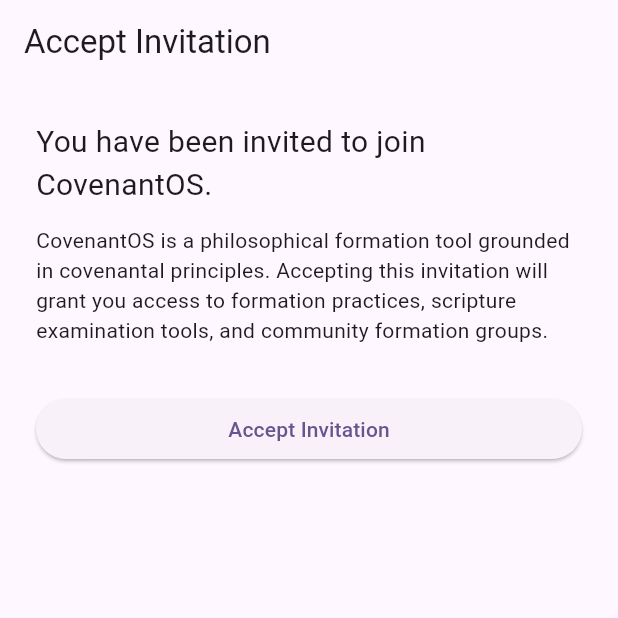
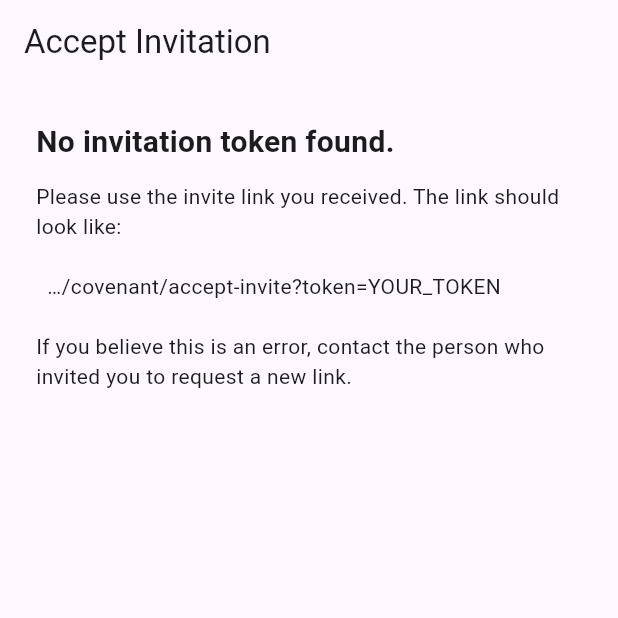
Before and after one commit to boshields-blip/CovenantOS, a Flutter app: the AcceptInviteScreen screen opened by its route, on a phone screen of 412 x 824 dp, the top half of it. Run offline on Flutter 3.47's test engine with Material 3 defaults, Android fonts, the phone set to English and light mode, and no system bars; our stand-ins replace go_router, supabase_flutter; accounts and stored records are empty.

Commit message:
PR3.5: close Covenant Slice A parity gaps after PlumbLineOS PR3 cutover

```diff
--- a/lib/app/screens/covenant_home_screen.dart
+++ b/lib/app/screens/covenant_home_screen.dart
@@ -47,14 +47,14 @@ class CovenantHomeScreen extends StatelessWidget {
               title: 'Language Module',
               subtitle: 'Covenantal vocabulary and formation language',
               icon: Icons.translate,
-              onTap: null,
+              onTap: () => context.go('/covenant/language'),
             ),
             const SizedBox(height: 8),
             _NavCard(
               title: 'Covenant Forum',
               subtitle: 'Community discussion and formation dialogue',
               icon: Icons.forum,
-              onTap: null,
+              onTap: () => context.go('/covenant/forum'),
             ),
           ],
         ),
--- a/lib/features/covenant_onboarding/presentation/screens/accept_invite_screen.dart
+++ b/lib/features/covenant_onboarding/presentation/screens/accept_invite_screen.dart
@@ -1,12 +1,25 @@
 import 'package:flutter/material.dart';
 import 'package:go_router/go_router.dart';
 
+import '../../../../core/config/app_config.dart';
 import '../../data/repositories/invite_repository.dart';
 
 /// Screen presented to a user who arrives via a covenant invite link.
 ///
 /// The invite token is typically extracted from the deep-link URL by
 /// [CovenantRouter] and passed as a query parameter.
+///
+/// ## Guard behaviour
+///
+/// - **Empty token**: If no token is present in the URL, the screen shows a
+///   clear "no invite token" message. No backend call is attempted.
+/// - **Backend not configured**: If [AppConfig.isConfigured] is false (the app
+///   is running without Supabase env vars), a visible pending-state notice is
+///   shown instead of a silent failure path. The invite link is preserved in
+///   the URL so the user can retry once the backend is live.
+///   TODO(infra): Remove this guard once the shared `redeem_lane_invite` RPC
+///   is confirmed live in the shared Supabase project (PlumbLineOS → shared
+///   project migration, tracked in PR3 cutover doc).
 class AcceptInviteScreen extends StatefulWidget {
   const AcceptInviteScreen({
     super.key,
@@ -49,6 +62,64 @@ class _AcceptInviteScreenState extends State<AcceptInviteScreen> {
 
   @override
   Widget build(BuildContext context) {
+    // Guard: no invite token in the URL
+    if (widget.token.isEmpty) {
+      return Scaffold(
+        appBar: AppBar(title: const Text('Accept Invitation')),
+        body: const Padding(
+          padding: EdgeInsets.all(24),
+          child: Column(
+            crossAxisAlignment: CrossAxisAlignment.start,
+            children: [
+              Text(
+                'No invitation token found.',
+                style: TextStyle(fontSize: 20, fontWeight: FontWeight.bold),
+              ),
+              SizedBox(height: 12),
+              Text(
+                'Please use the invite link you received. The link should '
+                'look like:\n\n'
+                '  …/covenant/accept-invite?token=YOUR_TOKEN\n\n'
+                'If you believe this is an error, contact the person who '
+                'invited you to request a new link.',
+              ),
+            ],
+          ),
+        ),
+      );
+    }
+
+    // Guard: backend not yet configured — explicit pending-state notice
+    if (!AppConfig.isConfigured) {
+      return Scaffold(
+        appBar: AppBar(title: const Text('Accept Invitation')),
+        body: const Padding(
+          padding: EdgeInsets.all(24),
+          child: Column(
+            crossAxisAlignment: CrossAxisAlignment.start,
+            children: [
+              Text(
+                'Backend connection pending.',
+                style: TextStyle(fontSize: 20, fontWeight: FontWeight.bold),
+              ),
+              SizedBox(height: 12),
+              Text(
+                'CovenantOS has not yet been connected to its backend. '
+                'Your invite link is valid and will work once the app is '
+                'fully set up. Please try again shortly.',
+              ),
+              SizedBox(height: 16),
+              Text(
+                'If you are a developer: set COVENANT_SUPABASE_URL and '
+                'COVENANT_SUPABASE_ANON_KEY via --dart-define at build time.',
+                style: TextStyle(fontStyle: FontStyle.italic),
+              ),
+            ],
+          ),
+        ),
+      );
+    }
+
     return Scaffold(
       appBar: AppBar(title: const Text('Accept Invitation')),
       body: Padding(
```
Also changed, not shown: lib/app/routes/covenant_routes.dart (+37 -0 lines), lib/features/covenant_forum/presentation/screens/covenant_forum_home_screen.dart (added, +105 -0 lines), lib/features/language_module/presentation/screens/language_module_home_screen.dart (added, +103 -0 lines), 6 other files.
